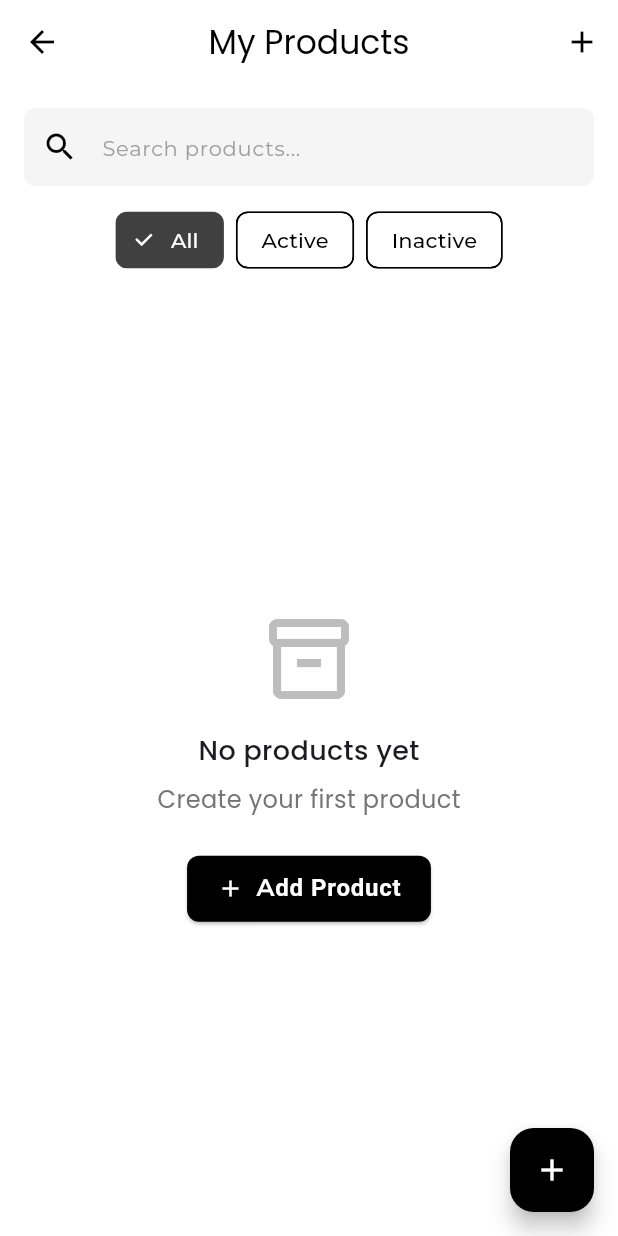
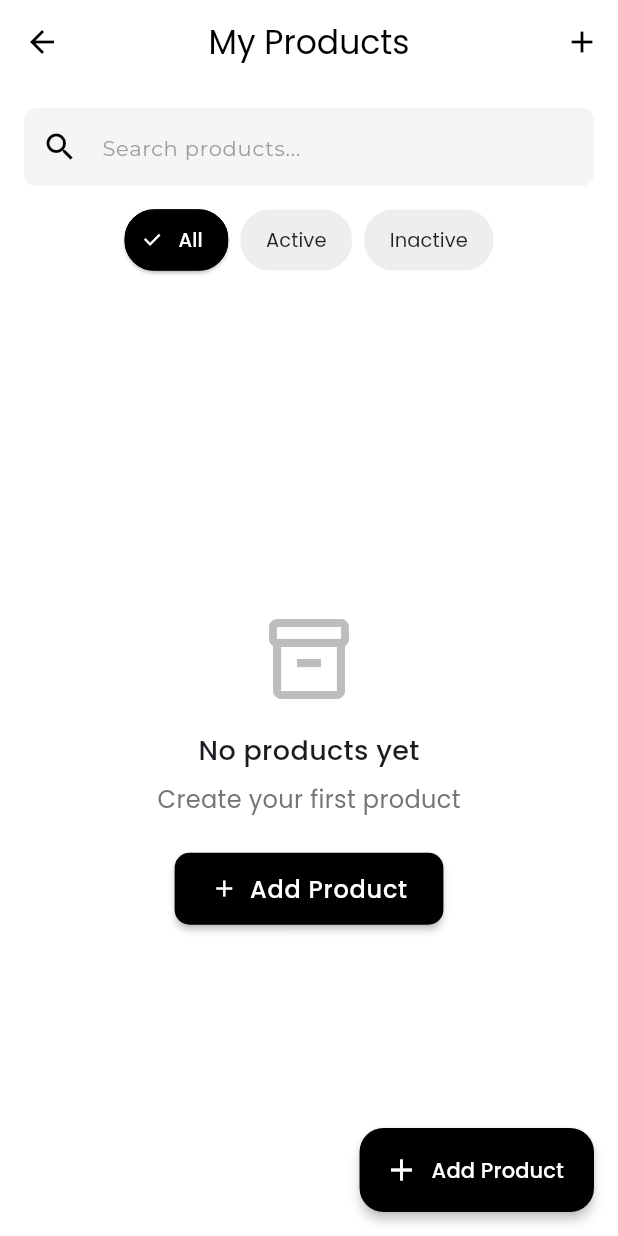
Before and after one commit to fyodorrrrr/haul-app, a Flutter app: the ProductListingScreen screen opened directly, on a phone screen of 412 x 824 dp. Run offline on Flutter 3.47's test engine with Material 3 defaults, Android fonts, the phone set to English and light mode, and no system bars; our stand-ins replace cloud_firestore, firebase_auth, firebase_core, firebase_storage, flutter_dotenv, google_fonts and 4 more; missing offline and left inert: firebase_app_check; accounts and stored records are empty; network calls fail.

Commit message:
feat: Enhance product listing UI with improved button styles and filter chip design

```diff
--- a/lib/screens/seller/product_listing_screen.dart
+++ b/lib/screens/seller/product_listing_screen.dart
@@ -207,13 +207,23 @@ class _ProductListingScreenState extends State<ProductListingScreen> {
                             ).then((_) => _loadProducts());
                           },
                           icon: const Icon(Icons.add),
-                          label: const Text('Add Product'),
+                          label: Text(
+                            'Add Product',
+                            style: GoogleFonts.poppins(
+                              fontWeight: FontWeight.w500,
+                            ),
+                          ),
                           style: ElevatedButton.styleFrom(
                             backgroundColor: theme.primaryColor,
+                            foregroundColor: Colors.white,
                             padding: const EdgeInsets.symmetric(
-                              horizontal: 20,
+                              horizontal: 24,
                               vertical: 12,
                             ),
+                            shape: RoundedRectangleBorder(
+                              borderRadius: BorderRadius.circular(10),
+                            ),
+                            elevation: 2,
                           ),
                         ),
                       ],
@@ -251,7 +261,7 @@ class _ProductListingScreenState extends State<ProductListingScreen> {
           ),
         ],
       ),
-      floatingActionButton: FloatingActionButton(
+      floatingActionButton: FloatingActionButton.extended(
         onPressed: () {
           Navigator.push(
             context,
@@ -259,16 +269,31 @@ class _ProductListingScreenState extends State<ProductListingScreen> {
           ).then((_) => _loadProducts());
         },
         backgroundColor: theme.primaryColor,
-        child: const Icon(Icons.add),
+        elevation: 3,
+        icon: const Icon(Icons.add),
+        label: Text(
+          'Add Product',
+          style: GoogleFonts.poppins(
+            fontWeight: FontWeight.w500,
+          ),
+        ),
       ),
     );
   }
 
   Widget _buildFilterChip(String label, String value) {
     final isSelected = _filterStatus == value;
+    final theme = Theme.of(context);
 
-    return ChoiceChip(
-      label: Text(label),
+    return FilterChip(
+      label: Text(
+        label,
+        style: GoogleFonts.poppins(
+          color: isSelected ? Colors.white : Colors.black87,
+          fontWeight: isSelected ? FontWeight.w500 : FontWeight.normal,
+          fontSize: 13,
+        ),
+      ),
       selected: isSelected,
       onSelected: (selected) {
         if (selected) {
@@ -277,6 +302,19 @@ class _ProductListingScreenState extends State<ProductListingScreen> {
           });
         }
       },
+      backgroundColor: Colors.grey.shade200,
+      selectedColor: theme.primaryColor,
+      checkmarkColor: Colors.white,
+      padding: const EdgeInsets.symmetric(horizontal: 8, vertical: 10),
+      shape: RoundedRectangleBorder(
+        borderRadius: BorderRadius.circular(20),
+        side: BorderSide(
+          color: isSelected ? theme.primaryColor : Colors.transparent,
+          width: 1,
+        ),
+      ),
+      elevation: isSelected ? 1 : 0,
+      pressElevation: 2,
     );
   }
 
@@ -410,7 +448,8 @@ class _ProductListingScreenState extends State<ProductListingScreen> {
                   Row(
                     mainAxisAlignment: MainAxisAlignment.spaceBetween,
                     children: [
-                      OutlinedButton.icon(
+                      Expanded(
+                        child: ElevatedButton.icon(
                           onPressed: () {
                             Navigator.push(
                               context,
@@ -419,23 +458,35 @@ class _ProductListingScreenState extends State<ProductListingScreen> {
                               ),
                             ).then((_) => _loadProducts());
                           },
-                        icon: const Icon(Icons.edit_outlined),
+                          icon: const Icon(Icons.edit_outlined, size: 18),
                           label: const Text('Edit'),
-                        style: OutlinedButton.styleFrom(
+                          style: ElevatedButton.styleFrom(
+                            foregroundColor: Theme.of(context).primaryColor,
+                            backgroundColor: Colors.white,
+                            elevation: 0,
+                            side: BorderSide(color: Theme.of(context).primaryColor.withOpacity(0.5)),
+                            padding: const EdgeInsets.symmetric(vertical: 10),
                             shape: RoundedRectangleBorder(
                               borderRadius: BorderRadius.circular(8),
                             ),
                           ),
                         ),
-                      OutlinedButton.icon(
+                      ),
+                      const SizedBox(width: 12),
+                      Expanded(
+                        child: ElevatedButton.icon(
                           onPressed: () => _confirmDelete(product),
-                        icon: const Icon(Icons.delete_outline),
+                          icon: const Icon(Icons.delete_outline, size: 18),
                           label: const Text('Delete'),
-                        style: OutlinedButton.styleFrom(
+                          style: ElevatedButton.styleFrom(
+                            foregroundColor: Colors.red,
+                            backgroundColor: Colors.red.withOpacity(0.08),
+                            elevation: 0,
+                            padding: const EdgeInsets.symmetric(vertical: 10),
                             shape: RoundedRectangleBorder(
                               borderRadius: BorderRadius.circular(8),
                             ),
-                          foregroundColor: Colors.red,
+                          ),
                         ),
                       ),
                     ],
```
Also changed, not shown: 4 other files. Lines whose indentation alone changed are shown as unchanged.
